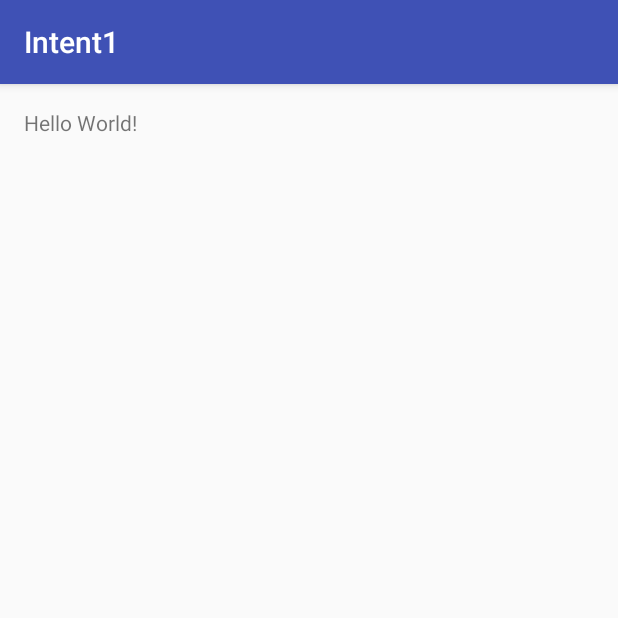
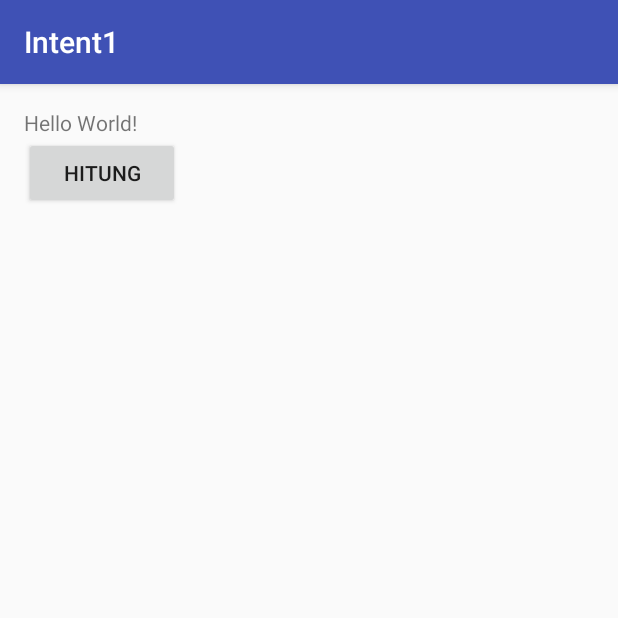
Before and after one commit to naufalramaputra/intent1, an Android app: the screen it shows after launch (MainActivity), on a phone screen of 412 x 824 dp, the top half of it. Run offline under Robolectric (Android 15) with nearby library versions, the phone set to English and light mode, and no system bars.

Commit message:
startActivity Part1

```diff
--- a/app/src/main/AndroidManifest.xml
+++ b/app/src/main/AndroidManifest.xml
@@ -15,6 +15,7 @@
                 <category android:name="android.intent.category.LAUNCHER" />
             </intent-filter>
         </activity>
+        <activity android:name=".HasilActivity"></activity>
     </application>
 
 </manifest>
--- a/app/src/main/java/id/sch/smktelkom_mlg/learn/intent1/MainActivity.java
+++ b/app/src/main/java/id/sch/smktelkom_mlg/learn/intent1/MainActivity.java
@@ -1,7 +1,9 @@
 package id.sch.smktelkom_mlg.learn.intent1;
 
+import android.content.Intent;
 import android.os.Bundle;
 import android.support.v7.app.AppCompatActivity;
+import android.view.View;
 
 public class MainActivity extends AppCompatActivity {
 
@@ -10,5 +12,12 @@ public class MainActivity extends AppCompatActivity {
         super.onCreate(savedInstanceState);
         setContentView(R.layout.activity_main);
 
+        findViewById(R.id.buttonHitung).setOnClickListener(new View.OnClickListener() {
+            @Override
+            public void onClick(View view) {
+                startActivity(new Intent(MainActivity.this, HasilActivity.class));
+            }
+        });
+
     }
 }
--- a/app/src/main/res/layout/activity_main.xml
+++ b/app/src/main/res/layout/activity_main.xml
@@ -14,4 +14,10 @@
         android:layout_width="wrap_content"
         android:layout_height="wrap_content"
         android:text="Hello World!" />
+
+    <Button
+        android:id="@+id/buttonHitung"
+        android:layout_width="104dp"
+        android:layout_height="wrap_content"
+        android:text="Hitung" />
 </LinearLayout>
```
Also changed, not shown: app/src/main/java/id/sch/smktelkom_mlg/learn/intent1/HasilActivity.java (added, +13 -0 lines), app/src/main/res/layout/activity_hasil.xml (added, +12 -0 lines).
